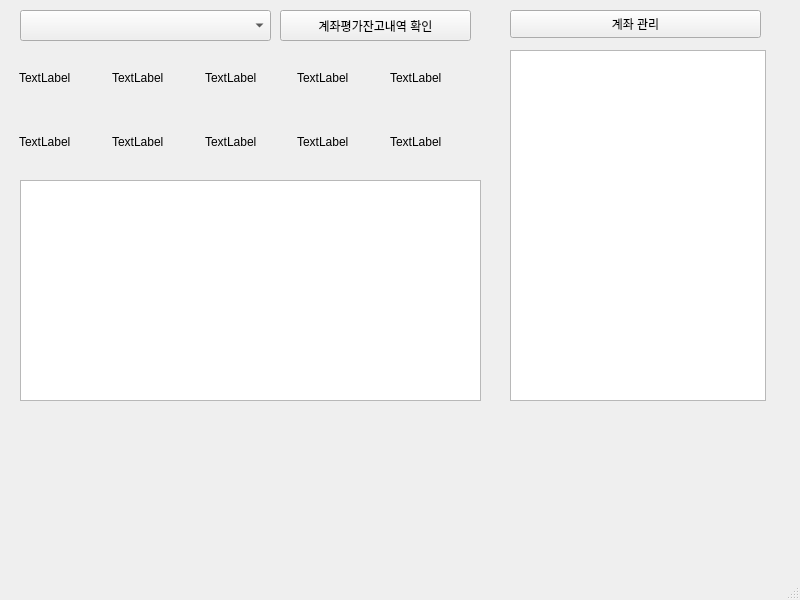
Qt form Qt_GUI.ui (SSWUKiwoomOpenAPI/KiwoomOpenAPI2022) before a commit.
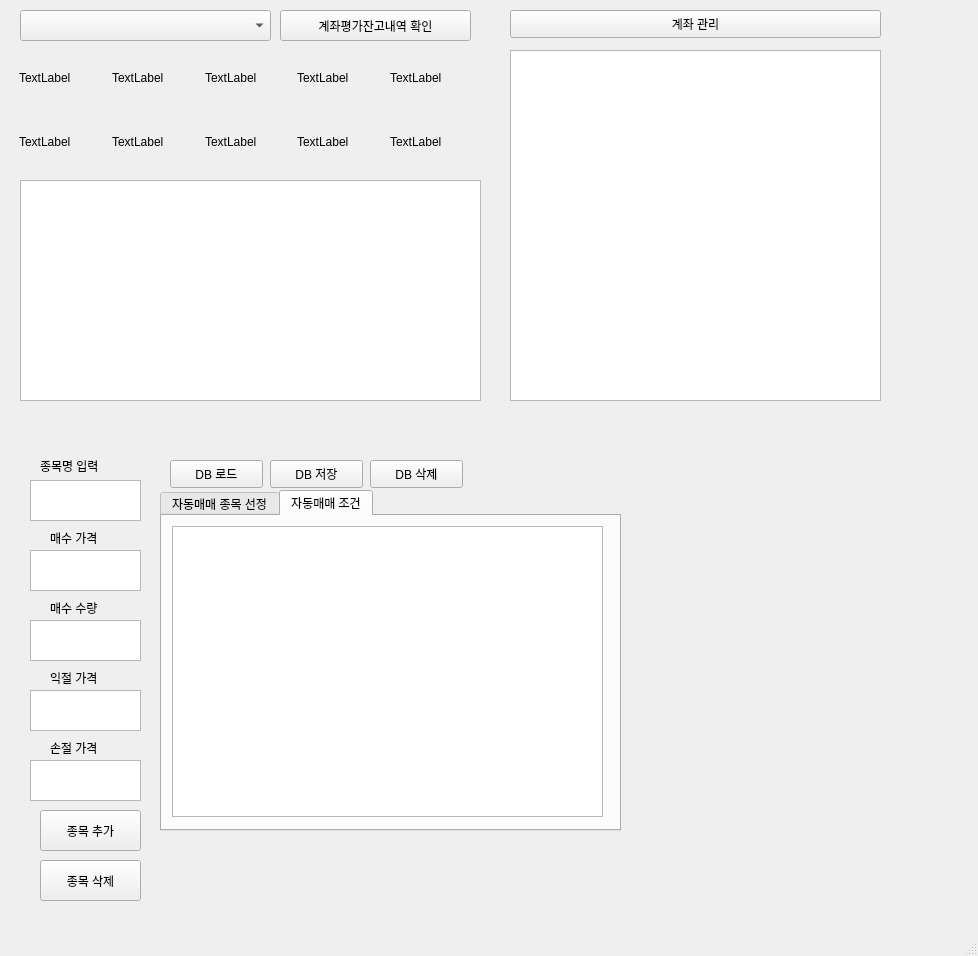
The same form after that commit.

Diff of the .ui file:
```diff
--- a/Qt_GUI.ui
+++ b/Qt_GUI.ui
@@ -6,8 +6,8 @@
    <rect>
     <x>0</x>
     <y>0</y>
-    <width>800</width>
-    <height>600</height>
+    <width>978</width>
+    <height>956</height>
    </rect>
   </property>
   <property name="windowTitle">
@@ -134,7 +134,7 @@
      <rect>
       <x>510</x>
       <y>10</y>
-      <width>251</width>
+      <width>371</width>
       <height>28</height>
      </rect>
     </property>
@@ -147,11 +147,224 @@
      <rect>
       <x>510</x>
       <y>50</y>
-      <width>256</width>
+      <width>371</width>
       <height>351</height>
      </rect>
     </property>
    </widget>
+   <widget class="QTabWidget" name="tabWidget">
+    <property name="geometry">
+     <rect>
+      <x>160</x>
+      <y>490</y>
+      <width>461</width>
+      <height>341</height>
+     </rect>
+    </property>
+    <property name="currentIndex">
+     <number>1</number>
+    </property>
+    <widget class="QWidget" name="tab">
+     <attribute name="title">
+      <string>자동매매 종목 선정</string>
+     </attribute>
+    </widget>
+    <widget class="QWidget" name="tab_2">
+     <attribute name="title">
+      <string>자동매매 조건</string>
+     </attribute>
+     <widget class="QTableWidget" name="buylast">
+      <property name="geometry">
+       <rect>
+        <x>10</x>
+        <y>10</y>
+        <width>431</width>
+        <height>291</height>
+       </rect>
+      </property>
+     </widget>
+    </widget>
+   </widget>
+   <widget class="QTextEdit" name="searchItemTextEdit2">
+    <property name="geometry">
+     <rect>
+      <x>30</x>
+      <y>480</y>
+      <width>111</width>
+      <height>41</height>
+     </rect>
+    </property>
+   </widget>
+   <widget class="QLabel" name="label">
+    <property name="geometry">
+     <rect>
+      <x>40</x>
+      <y>450</y>
+      <width>101</width>
+      <height>31</height>
+     </rect>
+    </property>
+    <property name="text">
+     <string>종목명 입력</string>
+    </property>
+   </widget>
+   <widget class="QPushButton" name="additmelast">
+    <property name="geometry">
+     <rect>
+      <x>40</x>
+      <y>810</y>
+      <width>101</width>
+      <height>41</height>
+     </rect>
+    </property>
+    <property name="text">
+     <string>종목 추가</string>
+    </property>
+   </widget>
+   <widget class="QPushButton" name="Deletcode">
+    <property name="geometry">
+     <rect>
+      <x>40</x>
+      <y>860</y>
+      <width>101</width>
+      <height>41</height>
+     </rect>
+    </property>
+    <property name="text">
+     <string>종목 삭제</string>
+    </property>
+   </widget>
+   <widget class="QPushButton" name="Load_Stock">
+    <property name="geometry">
+     <rect>
+      <x>170</x>
+      <y>460</y>
+      <width>93</width>
+      <height>28</height>
+     </rect>
+    </property>
+    <property name="text">
+     <string>DB 로드</string>
+    </property>
+   </widget>
+   <widget class="QPushButton" name="Save_Stock">
+    <property name="geometry">
+     <rect>
+      <x>270</x>
+      <y>460</y>
+      <width>93</width>
+      <height>28</height>
+     </rect>
+    </property>
+    <property name="text">
+     <string>DB 저장</string>
+    </property>
+   </widget>
+   <widget class="QPushButton" name="Del_Stock">
+    <property name="geometry">
+     <rect>
+      <x>370</x>
+      <y>460</y>
+      <width>93</width>
+      <height>28</height>
+     </rect>
+    </property>
+    <property name="text">
+     <string>DB 삭제</string>
+    </property>
+   </widget>
+   <widget class="QLabel" name="label_6">
+    <property name="geometry">
+     <rect>
+      <x>50</x>
+      <y>530</y>
+      <width>64</width>
+      <height>15</height>
+     </rect>
+    </property>
+    <property name="text">
+     <string>매수 가격</string>
+    </property>
+   </widget>
+   <widget class="QLabel" name="label_7">
+    <property name="geometry">
+     <rect>
+      <x>50</x>
+      <y>670</y>
+      <width>64</width>
+      <height>15</height>
+     </rect>
+    </property>
+    <property name="text">
+     <string>익절 가격</string>
+    </property>
+   </widget>
+   <widget class="QLabel" name="label_8">
+    <property name="geometry">
+     <rect>
+      <x>50</x>
+      <y>740</y>
+      <width>64</width>
+      <height>15</height>
+     </rect>
+    </property>
+    <property name="text">
+     <string>손절 가격</string>
+    </property>
+   </widget>
+   <widget class="QTextEdit" name="buy_price">
+    <property name="geometry">
+     <rect>
+      <x>30</x>
+      <y>550</y>
+      <width>111</width>
+      <height>41</height>
+     </rect>
+    </property>
+   </widget>
+   <widget class="QTextEdit" name="profit_price">
+    <property name="geometry">
+     <rect>
+      <x>30</x>
+      <y>690</y>
+      <width>111</width>
+      <height>41</height>
+     </rect>
+    </property>
+   </widget>
+   <widget class="QTextEdit" name="loss_price">
+    <property name="geometry">
+     <rect>
+      <x>30</x>
+      <y>760</y>
+      <width>111</width>
+      <height>41</height>
+     </rect>
+    </property>
+   </widget>
+   <widget class="QLabel" name="label_9">
+    <property name="geometry">
+     <rect>
+      <x>50</x>
+      <y>600</y>
+      <width>64</width>
+      <height>15</height>
+     </rect>
+    </property>
+    <property name="text">
+     <string>매수 수량</string>
+    </property>
+   </widget>
+   <widget class="QTextEdit" name="n_o_stock">
+    <property name="geometry">
+     <rect>
+      <x>30</x>
+      <y>620</y>
+      <width>111</width>
+      <height>41</height>
+     </rect>
+    </property>
+   </widget>
   </widget>
   <widget class="QMenuBar" name="menubar">
    <property name="geometry">
```
Left out of the diff: 2 changed lines with no effect on the pictures.
